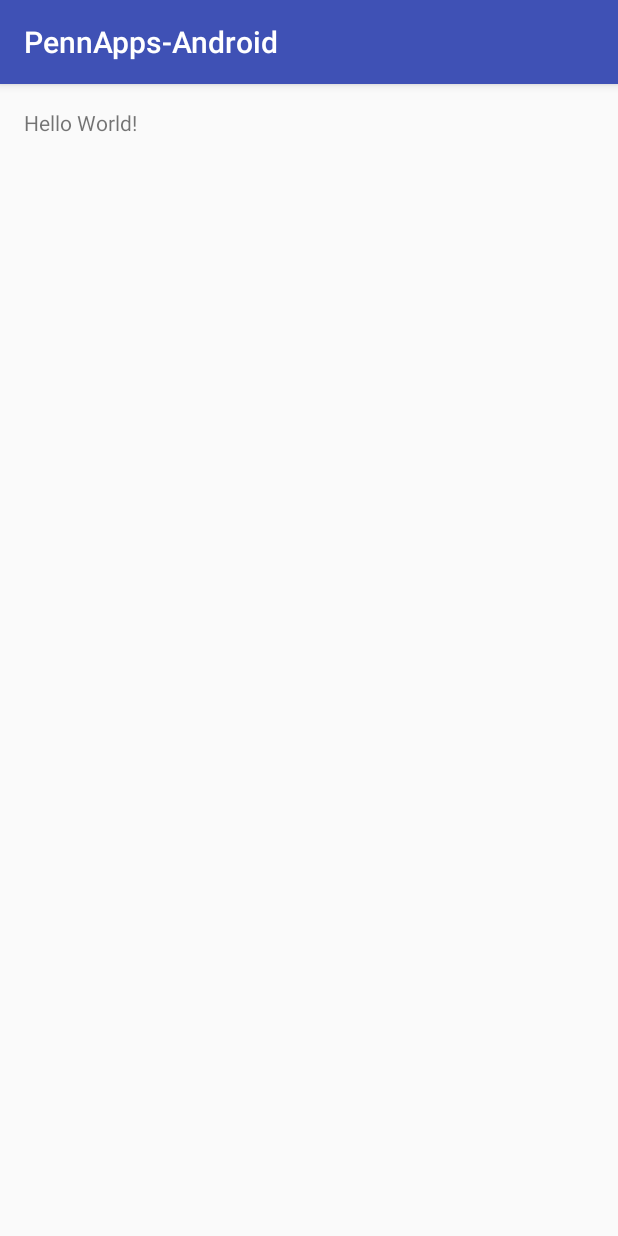
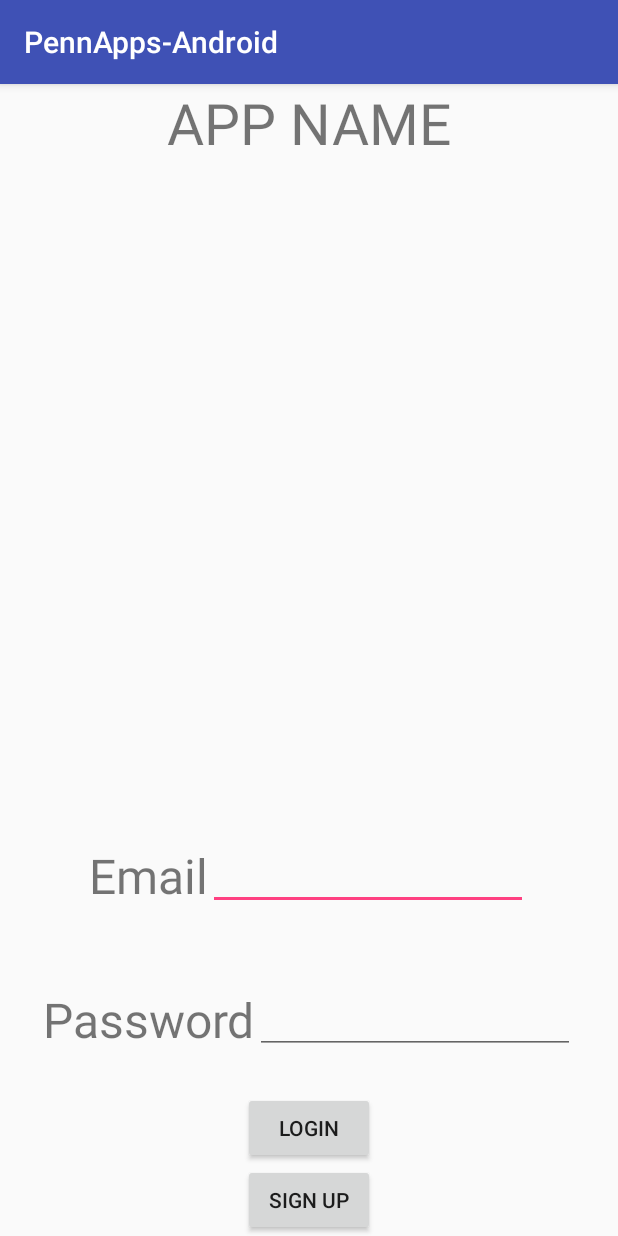
Before and after one commit to AlstonLin/PennApps-Android, an Android app: the screen it shows after launch (MainActivity), on a phone screen of 412 x 824 dp. Run offline under Robolectric (Android 15) with nearby library versions, the phone set to English and light mode, and no system bars.

```diff
--- a/app/src/main/res/layout/activity_main.xml
+++ b/app/src/main/res/layout/activity_main.xml
@@ -1,16 +1,67 @@
 <?xml version="1.0" encoding="utf-8"?>
-<RelativeLayout xmlns:android="http://schemas.android.com/apk/res/android"
+<LinearLayout xmlns:android="http://schemas.android.com/apk/res/android"
     xmlns:tools="http://schemas.android.com/tools"
     android:layout_width="match_parent"
     android:layout_height="match_parent"
-    android:paddingBottom="@dimen/activity_vertical_margin"
-    android:paddingLeft="@dimen/activity_horizontal_margin"
-    android:paddingRight="@dimen/activity_horizontal_margin"
-    android:paddingTop="@dimen/activity_vertical_margin"
+    android:orientation="vertical"
     tools:context="io.alstonlin.pennapps_android.MainActivity">
 
     <TextView
         android:layout_width="wrap_content"
+        android:layout_height="0dp"
+        android:layout_weight="5"
+        android:text="APP NAME"
+        android:textSize="38sp"
+        android:layout_gravity="center_horizontal"
+        android:id="@+id/textView" />
+
+    <LinearLayout
+        android:layout_width="match_parent"
+        android:layout_height="0dp"
+        android:gravity="center"
+        android:layout_weight="1">
+        <TextView
+            android:layout_width="wrap_content"
+            android:layout_height="wrap_content"
+            android:text="Email"
+            android:textSize="32sp" />
+
+        <EditText
+            android:layout_width="wrap_content"
+            android:layout_height="wrap_content"
+            android:inputType="textEmailAddress"
+            android:ems="10"
+            android:id="@+id/editText" />
+    </LinearLayout>
+
+    <LinearLayout
+        android:layout_width="match_parent"
+        android:layout_height="0dp"
+        android:gravity="center"
+        android:layout_weight="1">
+        <TextView
+            android:layout_width="wrap_content"
+            android:layout_height="wrap_content"
+            android:text="Password"
+            android:textSize="32sp" />
+        <EditText
+            android:layout_width="wrap_content"
+            android:layout_height="wrap_content"
+            android:inputType="textPassword"
+            android:ems="10"
+            android:id="@+id/password" />
+
+    </LinearLayout>
+    <Button
+        android:layout_width="wrap_content"
         android:layout_height="wrap_content"
-        android:text="Hello World!" />
-</RelativeLayout>
+        android:text="Login"
+        android:id="@+id/login"
+        android:layout_gravity="center" />
+    <Button
+        android:layout_width="wrap_content"
+        android:layout_height="wrap_content"
+        android:text="Sign Up"
+        android:id="@+id/sign_up"
+        android:layout_gravity="center" />
+</LinearLayout>
```
Also changed, not shown: 2 other files.
